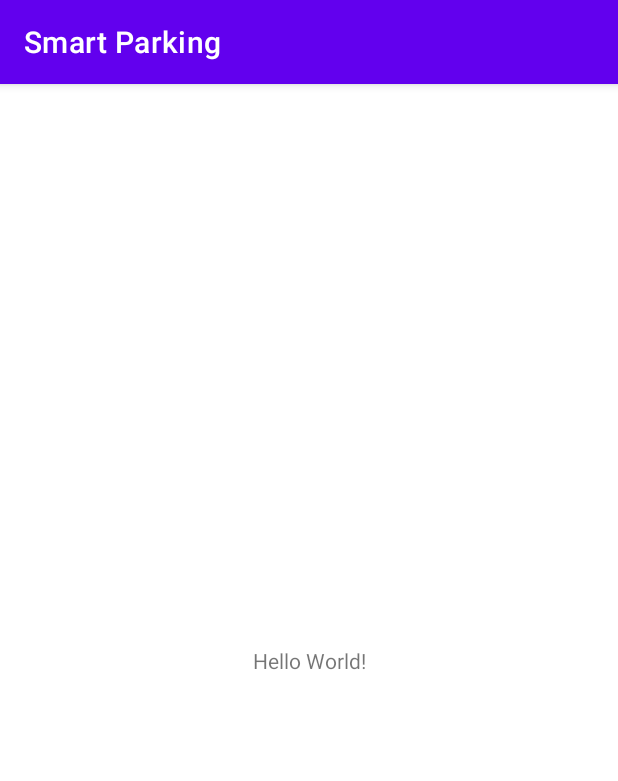
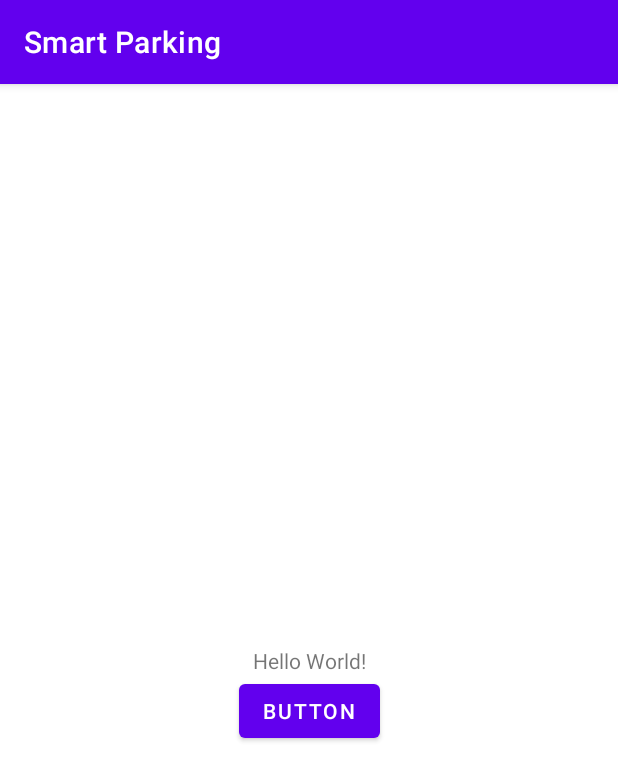
Before and after one commit to albertusadrian7/SmartParkingSystem_IoT, an Android app: the screen it shows after launch (MainActivity), on a phone screen of 412 x 824 dp. Shown: the top 781 px of the screen. Run offline under Robolectric (Android 15) with nearby library versions, the phone set to English and light mode, and no system bars.

```diff
--- a/app/src/main/java/id/ac/ukdw/smartparking/MainActivity.kt
+++ b/app/src/main/java/id/ac/ukdw/smartparking/MainActivity.kt
@@ -1,11 +1,25 @@
 package id.ac.ukdw.smartparking
 
+import android.content.Intent
 import androidx.appcompat.app.AppCompatActivity
 import android.os.Bundle
+import id.ac.ukdw.smartparking.databinding.ActivityMainBinding
 
 class MainActivity : AppCompatActivity() {
+    private lateinit var binding: ActivityMainBinding
     override fun onCreate(savedInstanceState: Bundle?) {
         super.onCreate(savedInstanceState)
-        setContentView(R.layout.activity_main)
+        binding = ActivityMainBinding.inflate(layoutInflater)
+        val view = binding.root
+        setContentView(view)
+        navigateToDashboardPengurus()
     }
+
+    private fun navigateToDashboardPengurus(){
+        binding.btnLogin.setOnClickListener {
+            val intent = Intent(this, DashboardPengurus::class.java)
+            startActivity(intent)
+        }
+    }
+
 }
--- a/app/src/main/res/layout/activity_main.xml
+++ b/app/src/main/res/layout/activity_main.xml
@@ -7,6 +7,7 @@
     tools:context=".MainActivity">
 
     <TextView
+        android:id="@+id/textView2"
         android:layout_width="wrap_content"
         android:layout_height="wrap_content"
         android:text="Hello World!"
@@ -15,4 +16,13 @@
         app:layout_constraintRight_toRightOf="parent"
         app:layout_constraintTop_toTopOf="parent" />
 
+    <Button
+        android:id="@+id/btnLogin"
+        android:layout_width="wrap_content"
+        android:layout_height="wrap_content"
+        android:text="Button"
+        app:layout_constraintEnd_toEndOf="parent"
+        app:layout_constraintStart_toStartOf="parent"
+        app:layout_constraintTop_toBottomOf="@+id/textView2" />
+
 </androidx.constraintlayout.widget.ConstraintLayout>
--- a/build.gradle
+++ b/build.gradle
@@ -7,6 +7,7 @@ buildscript {
     dependencies {
         classpath "com.android.tools.build:gradle:7.0.0"
         classpath "org.jetbrains.kotlin:kotlin-gradle-plugin:1.6.0"
+        classpath 'com.google.gms:google-services:4.3.10'
 
         // NOTE: Do not place your application dependencies here; they belong
         // in the individual module build.gradle files
```
Also changed, not shown: app/build.gradle (+14 -0 lines), app/src/main/java/id/ac/ukdw/smartparking/DashboardPengurus.kt (+36 -1 lines), app/src/main/res/layout/activity_dashboard_pengurus.xml (+9 -0 lines), 1 other file.
